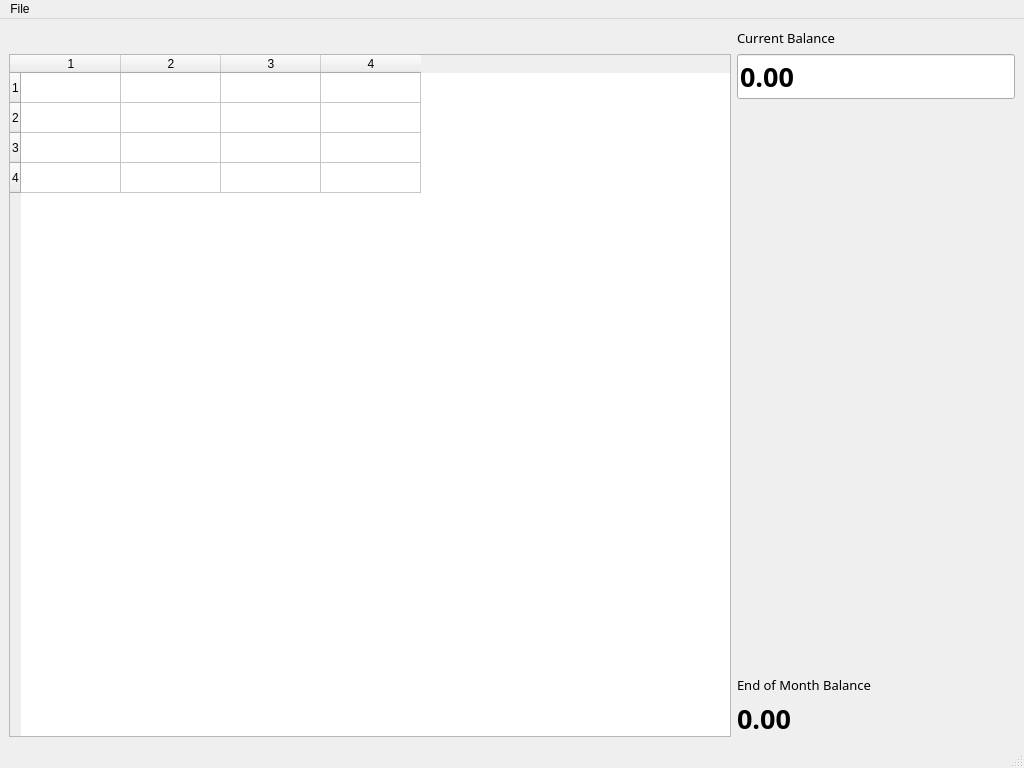
brokenps2/fbla2025-pf, file mainwindow.ui: the form before one commit.
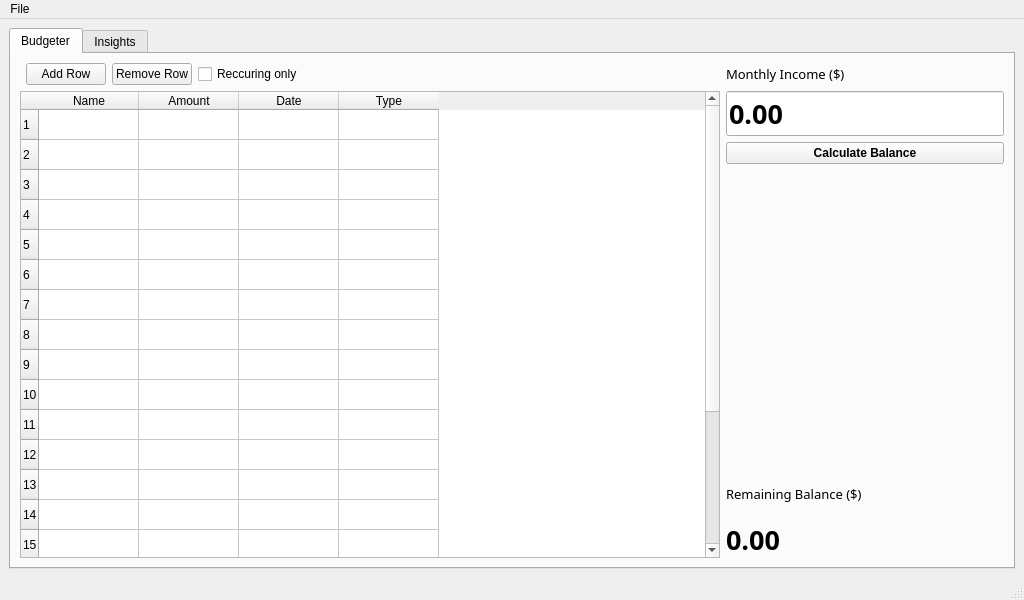
The form after the commit.

```diff
--- a/mainwindow.ui
+++ b/mainwindow.ui
@@ -7,7 +7,7 @@
     <x>0</x>
     <y>0</y>
     <width>1024</width>
-    <height>768</height>
+    <height>600</height>
    </rect>
   </property>
   <property name="windowTitle">
@@ -15,33 +15,17 @@
   </property>
   <widget class="QWidget" name="centralwidget">
    <layout class="QGridLayout" name="gridLayout_2">
-    <item row="0" column="0">
-     <spacer name="horizontalSpacer">
-      <property name="orientation">
-       <enum>Qt::Orientation::Horizontal</enum>
+    <item row="0" column="1">
+     <widget class="QTabWidget" name="tabWidget">
+      <property name="currentIndex">
+       <number>0</number>
       </property>
-      <property name="sizeHint" stdset="0">
-       <size>
-        <width>40</width>
-        <height>20</height>
-       </size>
-      </property>
-     </spacer>
-    </item>
-    <item row="4" column="3">
-     <widget class="QLabel" name="endBalLabel">
-      <property name="font">
-       <font>
-        <family>Terminus</family>
-        <pointsize>10</pointsize>
-       </font>
-      </property>
-      <property name="text">
-       <string>End of Month Balance</string>
-      </property>
-     </widget>
-    </item>
-    <item row="0" column="2">
+      <widget class="QWidget" name="tab">
+       <attribute name="title">
+        <string>Budgeter</string>
+       </attribute>
+       <layout class="QGridLayout" name="gridLayout">
+        <item row="0" column="5">
      <spacer name="horizontalSpacer_3">
       <property name="orientation">
        <enum>Qt::Orientation::Horizontal</enum>
@@ -54,8 +38,104 @@
       </property>
      </spacer>
     </item>
+        <item row="0" column="1">
+         <widget class="QPushButton" name="addRowButton">
+          <property name="text">
+           <string>Add Row</string>
+          </property>
+         </widget>
+        </item>
+        <item row="1" column="0" rowspan="9" colspan="7">
+         <widget class="QTableWidget" name="tableWidget">
+          <property name="rowCount">
+           <number>20</number>
+          </property>
+          <property name="columnCount">
+           <number>4</number>
+          </property>
+          <row/>
+          <row/>
+          <row/>
+          <row/>
+          <row/>
+          <row/>
+          <row/>
+          <row/>
+          <row/>
+          <row/>
+          <row/>
+          <row/>
+          <row/>
+          <row/>
+          <row/>
+          <row/>
+          <row/>
+          <row/>
+          <row/>
+          <row/>
+          <column>
+           <property name="text">
+            <string>Name</string>
+           </property>
+          </column>
+          <column>
+           <property name="text">
+            <string>Amount</string>
+           </property>
+          </column>
+          <column>
+           <property name="text">
+            <string>Date</string>
+           </property>
+          </column>
+          <column>
+           <property name="text">
+            <string>Type</string>
+           </property>
+          </column>
+         </widget>
+        </item>
+        <item row="2" column="7">
+         <widget class="QPushButton" name="calcButton">
+          <property name="font">
+           <font>
+            <bold>true</bold>
+           </font>
+          </property>
+          <property name="text">
+           <string>Calculate Balance</string>
+          </property>
+         </widget>
+        </item>
+        <item row="0" column="6">
+         <spacer name="horizontalSpacer_2">
+          <property name="orientation">
+           <enum>Qt::Orientation::Horizontal</enum>
+          </property>
+          <property name="sizeHint" stdset="0">
+           <size>
+            <width>40</width>
+            <height>20</height>
+           </size>
+          </property>
+         </spacer>
+        </item>
     <item row="0" column="3">
-     <widget class="QLabel" name="curBalLabel">
+         <widget class="QCheckBox" name="checkBox">
+          <property name="text">
+           <string>Reccuring only</string>
+          </property>
+         </widget>
+        </item>
+        <item row="0" column="2">
+         <widget class="QPushButton" name="rmRowButton">
+          <property name="text">
+           <string>Remove Row</string>
+          </property>
+         </widget>
+        </item>
+        <item row="6" column="7">
+         <widget class="QLabel" name="endBalLabel">
       <property name="font">
        <font>
         <family>Terminus</family>
@@ -63,11 +143,11 @@
        </font>
       </property>
       <property name="text">
-       <string>Current Balance</string>
+           <string>Remaining Balance ($)</string>
       </property>
      </widget>
     </item>
-    <item row="2" column="3">
+        <item row="1" column="7">
      <widget class="QLineEdit" name="curBalBox">
       <property name="font">
        <font>
@@ -81,8 +161,21 @@
       </property>
      </widget>
     </item>
-    <item row="0" column="1">
-     <spacer name="horizontalSpacer_2">
+        <item row="0" column="7">
+         <widget class="QLabel" name="curBalLabel">
+          <property name="font">
+           <font>
+            <family>Terminus</family>
+            <pointsize>10</pointsize>
+           </font>
+          </property>
+          <property name="text">
+           <string>Monthly Income ($)</string>
+          </property>
+         </widget>
+        </item>
+        <item row="0" column="4">
+         <spacer name="horizontalSpacer">
       <property name="orientation">
        <enum>Qt::Orientation::Horizontal</enum>
       </property>
@@ -94,7 +187,7 @@
       </property>
      </spacer>
     </item>
-    <item row="3" column="3">
+        <item row="3" column="7">
      <spacer name="verticalSpacer">
       <property name="orientation">
        <enum>Qt::Orientation::Vertical</enum>
@@ -107,7 +200,7 @@
       </property>
      </spacer>
     </item>
-    <item row="5" column="3">
+        <item row="9" column="7">
      <widget class="QLabel" name="label">
       <property name="font">
        <font>
@@ -121,22 +214,13 @@
       </property>
      </widget>
     </item>
-    <item row="2" column="0" rowspan="4" colspan="3">
-     <widget class="QTableWidget" name="tableWidget">
-      <property name="rowCount">
-       <number>4</number>
-      </property>
-      <property name="columnCount">
-       <number>4</number>
-      </property>
-      <row/>
-      <row/>
-      <row/>
-      <row/>
-      <column/>
-      <column/>
-      <column/>
-      <column/>
+       </layout>
+      </widget>
+      <widget class="QWidget" name="tab_2">
+       <attribute name="title">
+        <string>Insights</string>
+       </attribute>
+      </widget>
      </widget>
     </item>
    </layout>
```
Lines whose indentation alone changed are shown as unchanged.
